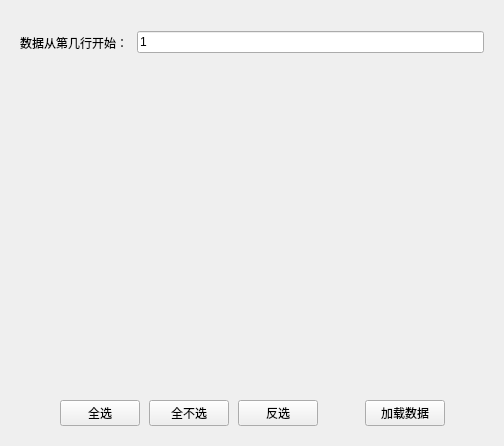
sh1nyru0/SP, file filter_data.ui: the form before one commit.
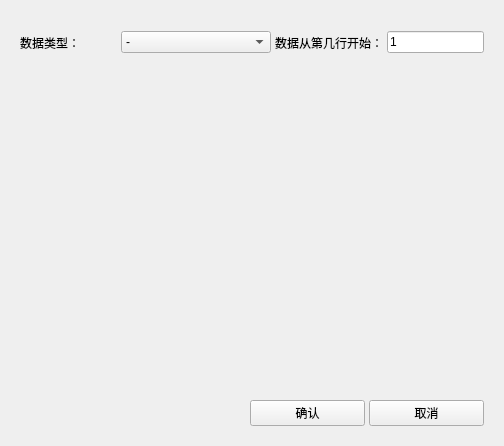
The form after the commit.

```diff
--- a/filter_data.ui
+++ b/filter_data.ui
@@ -24,12 +24,15 @@
     <widget class="QWidget" name="widget_2" native="true">
      <layout class="QVBoxLayout" name="verticalLayout_2">
       <item>
-       <layout class="QVBoxLayout" name="verticalLayout" stretch="1,7,1">
+       <layout class="QVBoxLayout" name="verticalLayout" stretch="1,7,0">
         <property name="spacing">
          <number>9</number>
         </property>
         <item>
-         <layout class="QHBoxLayout" name="horizontalLayout">
+         <layout class="QHBoxLayout" name="horizontalLayout" stretch="1,1,1,1">
+          <property name="spacing">
+           <number>4</number>
+          </property>
           <item>
            <widget class="QLineEdit" name="rowInput">
             <property name="text">
@@ -44,6 +47,65 @@
             </property>
            </widget>
           </item>
+          <item>
+           <widget class="QComboBox" name="datacb">
+            <property name="layoutDirection">
+             <enum>Qt::LeftToRight</enum>
+            </property>
+            <item>
+             <property name="text">
+              <string>-</string>
+             </property>
+            </item>
+            <item>
+             <property name="text">
+              <string>gps数据</string>
+             </property>
+            </item>
+            <item>
+             <property name="text">
+              <string>地基合成孔径雷达数据</string>
+             </property>
+            </item>
+            <item>
+             <property name="text">
+              <string>地震数据</string>
+             </property>
+            </item>
+            <item>
+             <property name="text">
+              <string>放射性数据</string>
+             </property>
+            </item>
+            <item>
+             <property name="text">
+              <string>电法数据</string>
+             </property>
+            </item>
+            <item>
+             <property name="text">
+              <string>磁法数据</string>
+             </property>
+            </item>
+            <item>
+             <property name="text">
+              <string>重力数据</string>
+             </property>
+            </item>
+            <item>
+             <property name="text">
+              <string>高光谱数据</string>
+             </property>
+            </item>
+           </widget>
+          </item>
+          <item>
+           <widget class="QLabel" name="label_2">
+            <property name="text">
+             <string>数据类型：</string>
+            </property>
+           </widget>
+          </item>
          </layout>
         </item>
         <item>
@@ -59,66 +121,26 @@
          </widget>
         </item>
         <item>
-         <layout class="QHBoxLayout" name="horizontalLayout_2" stretch="4,1,4,0,0,0,0">
+         <layout class="QHBoxLayout" name="horizontalLayout_2" stretch="1,1,2">
           <property name="spacing">
-           <number>9</number>
+           <number>4</number>
           </property>
           <item>
-           <spacer name="horizontalSpacer">
-            <property name="orientation">
-             <enum>Qt::Horizontal</enum>
+           <widget class="QPushButton" name="btnCancel">
+            <property name="text">
+             <string>取消</string>
             </property>
-            <property name="sizeHint" stdset="0">
-             <size>
-              <width>40</width>
-              <height>20</height>
-             </size>
-            </property>
-           </spacer>
+           </widget>
           </item>
           <item>
            <widget class="QPushButton" name="btnLoadData">
             <property name="text">
-             <string>加载数据</string>
+             <string>确认</string>
             </property>
            </widget>
           </item>
           <item>
-           <spacer name="horizontalSpacer_2">
-            <property name="orientation">
-             <enum>Qt::Horizontal</enum>
-            </property>
-            <property name="sizeHint" stdset="0">
-             <size>
-              <width>40</width>
-              <height>20</height>
-             </size>
-            </property>
-           </spacer>
-          </item>
-          <item>
-           <widget class="QPushButton" name="btnDisCheck">
-            <property name="text">
-             <string>反选</string>
-            </property>
-           </widget>
-          </item>
-          <item>
-           <widget class="QPushButton" name="btnNotCheck">
-            <property name="text">
-             <string>全不选</string>
-            </property>
-           </widget>
-          </item>
-          <item>
-           <widget class="QPushButton" name="btnAllCheck">
-            <property name="text">
-             <string>全选</string>
-            </property>
-           </widget>
-          </item>
-          <item>
-           <spacer name="horizontalSpacer_3">
+           <spacer name="horizontalSpacer">
             <property name="orientation">
              <enum>Qt::Horizontal</enum>
             </property>
```
